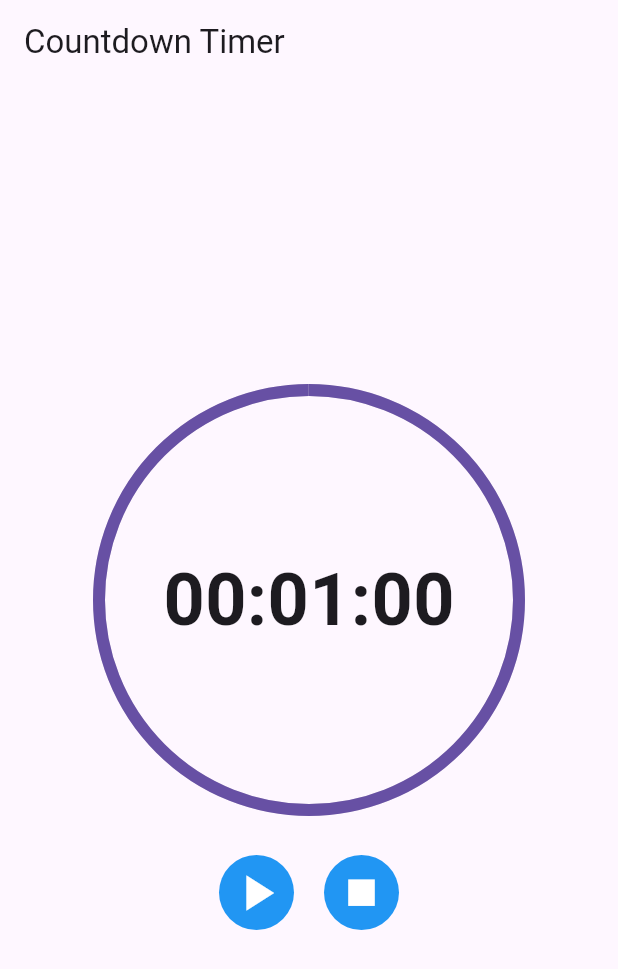
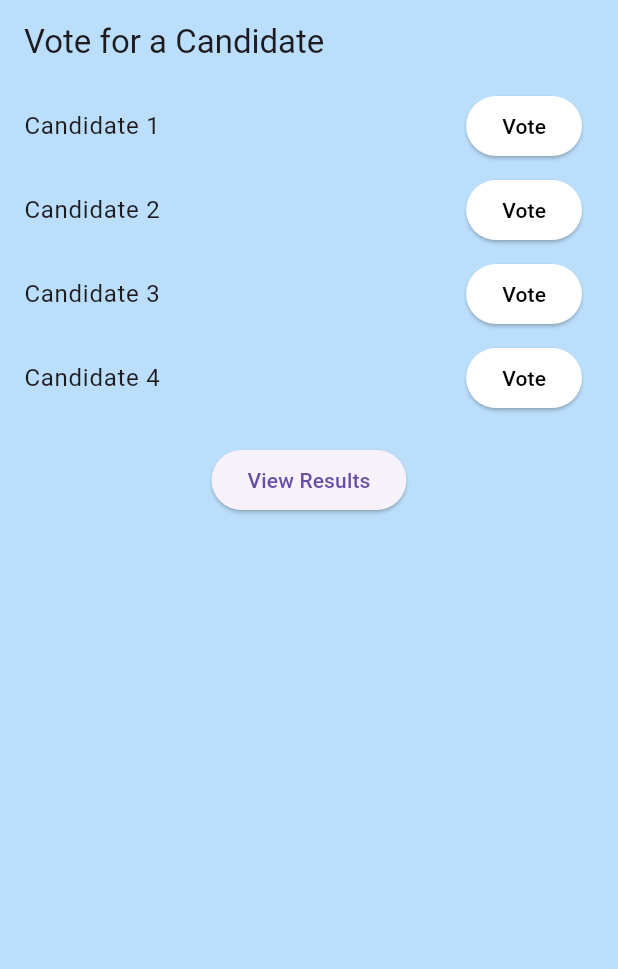
Before and after one commit to Nabinji/Flutter_Provider, a Flutter app: the screen it shows after launch, on a phone screen of 412 x 824 dp. Shown: the top 969 px of the screen. Run offline on Flutter 3.47's test engine with Material 3 defaults, Android fonts, the phone set to English and light mode, and no system bars; missing offline and left inert: function_tree.

Commit message:
voting app

```diff
--- a/lib/Timer/coundown_timer.dart
+++ b/lib/Timer/coundown_timer.dart
@@ -1,46 +1,44 @@
+import 'package:flutter/cupertino.dart';
 import 'package:flutter/material.dart';
-import 'package:flutter/cupertino.dart';
+import 'package:flutter_provider/Timer/Provider/time_provider.dart';
 import 'package:provider/provider.dart';
-
-import 'provider/time_provider.dart';
-
 
 class TimerPage extends StatelessWidget {
   const TimerPage({super.key});
 
   @override
   Widget build(BuildContext context) {
-    final timerProvider = Provider.of<TimerProvider>(context);
-
+    final timeProvider = Provider.of<TimeProvider>(context);
     return Scaffold(
+      backgroundColor: Colors.blue[100],
       appBar: AppBar(
-        title: const Text('Countdown Timer'),
+        backgroundColor: Colors.blue[100],
+        title: const Text("Countdown Timer"),
       ),
-      body: Column(
+      body: Center(
+        child: Column(
           mainAxisAlignment: MainAxisAlignment.center,
-        children: <Widget>[
+          children: [
             Stack(
               alignment: Alignment.center,
               children: [
-              // progress indicator to display the time duration
                 SizedBox(
                   height: 280,
                   width: 280,
                   child: CircularProgressIndicator(
-                  backgroundColor: Colors.black12,
-                  value: timerProvider.initialTime > 0
-                      ? timerProvider.remainingTime / timerProvider.initialTime
+                    backgroundColor: Colors.white,
+                    value: timeProvider.initialTime > 0
+                        ? timeProvider.remainingTime / timeProvider.initialTime
                         : 0,
                     strokeWidth: 8,
                   ),
                 ),
-              // display the time
                 GestureDetector(
-                onTap: () => _showTimePicker(context, timerProvider),
+                  onTap: () => _showTimePicker(context,timeProvider),
                   child: Text(
-                  _formatTime(timerProvider.remainingTime),
+                    _formatTime(timeProvider.remainingTime),
                     style: const TextStyle(
-                      fontSize: 48, fontWeight: FontWeight.bold),
+                        fontWeight: FontWeight.bold, fontSize: 45),
                   ),
                 ),
               ],
@@ -48,12 +46,11 @@ class TimerPage extends StatelessWidget {
             const SizedBox(height: 30),
             Row(
               mainAxisAlignment: MainAxisAlignment.center,
-            children: <Widget>[
-              // play/paus icon
+              children: [
                 GestureDetector(
-                onTap: timerProvider.isRunning
-                    ? timerProvider.pauseTimer
-                    : timerProvider.startTimer,
+                  onTap: timeProvider.isRunning
+                      ? timeProvider.pauseTimer
+                      : timeProvider.startTimer,
                   child: Container(
                     height: 50,
                     width: 50,
@@ -61,23 +58,16 @@ class TimerPage extends StatelessWidget {
                       shape: BoxShape.circle,
                       color: Colors.blue,
                     ),
-                  child: timerProvider.isRunning
-                      ? const Icon(
-                          Icons.pause,
-                          size: 40,
-                          color: Colors.white,
-                        )
-                      : const Icon(
-                          Icons.play_arrow,
+                    child: Icon(
+                      timeProvider.isRunning ? Icons.pause : Icons.play_arrow,
                       size: 40,
                       color: Colors.white,
                     ),
                   ),
                 ),
                 const SizedBox(width: 20),
-              // reste time icon
                 GestureDetector(
-                onTap: timerProvider.resetTimer,
+                  onTap: timeProvider.resetTimer,
                   child: Container(
                     height: 50,
                     width: 50,
@@ -93,18 +83,20 @@ class TimerPage extends StatelessWidget {
                   ),
                 ),
               ],
+            )
+          ],
         ),
-        ],
       ),
     );
   }
 
-  // Displays the CupertinoTimerPicker to select the timer duration.
-  void _showTimePicker(BuildContext context, TimerProvider timerProvider) {
+// displays the cupertinoTimePicker to select the timer duration
+  void _showTimePicker(BuildContext context, TimeProvider timerProvider) {
     showModalBottomSheet(
       context: context,
       builder: (context) {
-        return SizedBox(
+        return Container(
+          color: Colors.white,
           height: 300,
           child: CupertinoTimerPicker(
             mode: CupertinoTimerPickerMode.hms,
@@ -121,12 +113,11 @@ class TimerPage extends StatelessWidget {
     );
   }
 
-  // Formats the remaining time into a readable string (HH:MM:SS).
-  String _formatTime(int totalSeconds) {
-    int hours = totalSeconds ~/ 3600;
-    int minutes = (totalSeconds % 3600) ~/ 60;
-    int seconds = totalSeconds % 60;
-
-    return '${hours.toString().padLeft(2, '0')}:${minutes.toString().padLeft(2, '0')}:${seconds.toString().padLeft(2, '0')}';
+  // formats the remaining time int a readable string (HH:MM:SS)
+  String _formatTime(int totalSecond) {
+    int hours = totalSecond ~/ 3600;
+    int minutes = (totalSecond % 3600) ~/ 60;
+    int seconds = totalSecond % 60;
+    return "${hours.toString().padLeft(2, "0")}:${minutes.toString().padLeft(2, "0")}:${seconds.toString().padLeft(2, "0")}";
   }
 }
--- a/lib/Timer/provider/time_provider.dart
+++ b/lib/Timer/provider/time_provider.dart
@@ -1,36 +1,39 @@
-import 'package:flutter/material.dart';
 import 'dart:async';
 
-class TimerProvider extends ChangeNotifier {
-  int _remainingTime = 60; // Default timer value in seconds
+import 'package:flutter/material.dart';
+
+class TimeProvider extends ChangeNotifier {
+  int _remainingTime = 60; // default timer value in seconds
   int _initialTime = 60;
   Timer? _timer;
   bool _isRunning = false;
 
   int get remainingTime => _remainingTime;
-  int get initialTime => _initialTime; // Getter for _initialTime
+  int get initialTime => _initialTime;
   bool get isRunning => _isRunning;
 
-  // Starts the timer and updates the remaining time every second.
+  // starts the timer and updates the remaining time every seconds.
   void startTimer() {
     if (_timer != null || _remainingTime == 0) return;
-
     _isRunning = true;
-    _timer = Timer.periodic(const Duration(seconds: 1), (timer) {
+    _timer = Timer.periodic(
+      const Duration(seconds: 1),
+      (timer) {
         if (_remainingTime > 0) {
           _remainingTime--;
           notifyListeners();
         } else {
           _timer?.cancel();
           _timer = null;
-        _remainingTime = _initialTime; // Reset to initial time when timer ends
+          _remainingTime = _initialTime; // Reset to inital time when tiemr ends
           _isRunning = false;
           notifyListeners();
         }
-    });
+      },
+    );
   }
 
-  // Pauses the timer.
+  // pause the timer.
   void pauseTimer() {
     _timer?.cancel();
     _timer = null;
@@ -38,7 +41,7 @@ class TimerProvider extends ChangeNotifier {
     notifyListeners();
   }
 
-  // Resets the timer to the initial time.
+  // // Reset the timer to the initial time.
   void resetTimer() {
     _timer?.cancel();
     _timer = null;
@@ -47,7 +50,6 @@ class TimerProvider extends ChangeNotifier {
     notifyListeners();
   }
 
-  // Sets the timer to a specified number of seconds.
   void setTime(int seconds) {
     _remainingTime = seconds;
     _initialTime = seconds;
--- /dev/null
+++ b/lib/Voting App/Model/model.dart
@@ -0,0 +1,11 @@
+class Candidate {
+  final String id;
+  final String name;
+  int votes;
+
+  Candidate({
+    required this.id,
+    required this.name,
+    this.votes = 0,
+  });
+}
--- /dev/null
+++ b/lib/Voting App/Provider/voting_provider.dart
@@ -0,0 +1,61 @@
+import 'dart:async';
+import 'package:flutter/material.dart';
+import '../Model/model.dart';
+
+class VotingProvider with ChangeNotifier {
+  // List of candidates initialized with sample data.
+  List<Candidate> _candidates = [
+    Candidate(id: '1', name: 'Candidate 1'),
+    Candidate(id: '2', name: 'Candidate 2'),
+    Candidate(id: '3', name: 'Candidate 3'),
+    Candidate(id: '4', name: 'Candidate 4'),
+  ];
+
+  // it's for to  Stores the ID of the selected candidate.
+  String? selectedCandidateId;
+
+  // Public getter for accessing the list of candidates.
+  List<Candidate> get candidates => _candidates;
+
+  // Function to add a vote to a candidate identified by candidateId.
+  void vote(String candidateId) {
+    // Map over the list and increment the vote count for the selected candidate.
+    _candidates = _candidates.map((candidate) {
+      if (candidate.id == candidateId) {
+        candidate.votes += 1;
+      }
+      return candidate;
+    }).toList();
+
+    // Mark the candidate as selected (used to change button color temporarily).
+    selectedCandidateId = candidateId;
+    notifyListeners(); // Notify listeners (e.g., UI) of changes.
+
+    // Reset selectedCandidateId after 1 second to change the button color back.
+    Timer(const Duration(seconds: 1), () {
+      selectedCandidateId = null;
+      notifyListeners(); // Notify listeners to update the UI.
+    });
+  }
+
+  // Getter to return the list of candidates with the highest votes (i.e., potential winners).
+  List<Candidate> get winners {
+    if (_candidates.isEmpty) return [];
+
+    // Find the highest vote count among all candidates.
+    int highestVotes =
+        _candidates.map((c) => c.votes).reduce((a, b) => a > b ? a : b);
+
+    // If all candidates have zero votes, return an empty list (no winners).
+    if (highestVotes == 0) return [];
+
+    // Return candidates with the highest vote count.
+    List<Candidate> topCandidates =
+        _candidates.where((c) => c.votes == highestVotes).toList();
+
+    return topCandidates;
+  }
+
+  // Boolean to determine if there is a tie (i.e., more than one candidate has the highest votes).
+  bool get isTie => winners.length > 1;
+}
--- /dev/null
+++ b/lib/Voting App/Screen/voting_screen.dart
@@ -0,0 +1,75 @@
+import 'package:flutter/material.dart';
+import 'package:provider/provider.dart';
+import 'result_screen.dart';
+import '../Provider/voting_provider.dart';
+
+class VotingScreen extends StatelessWidget {
+  const VotingScreen({super.key});
+
+  @override
+  Widget build(BuildContext context) {
+    // Accessing the VotingProvider instance to get candidates and handle voting logic.
+    final votingProvider = Provider.of<VotingProvider>(context);
+
+    return Scaffold(
+      backgroundColor: Colors.blue[100],
+      appBar: AppBar(
+        title: const Text('Vote for a Candidate'),
+        backgroundColor: Colors.blue[100],
+      ),
+      body: Column(
+        children: [
+          Expanded(
+            child: ListView.builder(
+              // Getting the number of candidates to build the list.
+              itemCount: votingProvider.candidates.length,
+              itemBuilder: (context, index) {
+                // Accessing each candidate from the candidates list by index.
+                final candidate = votingProvider.candidates[index];
+
+                // Checks if the candidate was recently voted for to change the button color.
+                final isVote =
+                    votingProvider.selectedCandidateId == candidate.id;
+
+                return ListTile(
+                  title: Text(candidate.name),
+
+                  // The voting button for each candidate.
+                  trailing: ElevatedButton(
+                    style: ElevatedButton.styleFrom(
+                      backgroundColor: isVote ? Colors.green : Colors.white,
+                    ),
+                    // Triggered when the "Vote" button is pressed.
+                    onPressed: () {
+                      // Calls vote function to increment vote.
+                      votingProvider.vote(candidate.id);
+                    },
+                    child: Text(
+                      'Vote',
+                      style: TextStyle(
+                        // Text color changes based on the vote status for better visibility.
+                        color: isVote ? Colors.white : Colors.black,
+                      ),
+                    ),
+                  ),
+                );
+              },
+            ),
+          ),
+          // Button to navigate to the ResultScreen to view the voting results.
+          ElevatedButton(
+            onPressed: () {
+              Navigator.push(
+                context,
+                MaterialPageRoute(builder: (context) => const ResultScreen()),
+              );
+            },
+            child: const Text('View Results'),
+          ),
+          const Spacer(),
+          const Spacer(),
+        ],
+      ),
+    );
+  }
+}
--- a/lib/main.dart
+++ b/lib/main.dart
@@ -1,8 +1,7 @@
 import 'package:flutter/material.dart';
+import 'package:flutter_provider/Voting%20App/Provider/voting_provider.dart';
+import 'package:flutter_provider/Voting%20App/Screen/voting_screen.dart';
 import 'package:provider/provider.dart';
-
-import 'Timer/coundown_timer.dart';
-import 'Timer/provider/time_provider.dart';
 
 
 void main() {
@@ -15,10 +14,11 @@ class MyApp extends StatelessWidget {
   @override
   Widget build(BuildContext context) {
     return ChangeNotifierProvider(
-      create: (context) =>  TimerProvider(),
+
+      create: (context) => VotingProvider(),
       child: const MaterialApp(
         debugShowCheckedModeBanner: false,
-        home: TimerPage(),
+        home: VotingScreen(),
       ),
     );
   }
```
Also changed, not shown: lib/Hover Effect/hover_effect.dart (added, +301 -0 lines), lib/Voting App/Screen/result_screen.dart (added, +76 -0 lines), pubspec.lock, 1 other file. Lines whose indentation alone changed are shown as unchanged.
